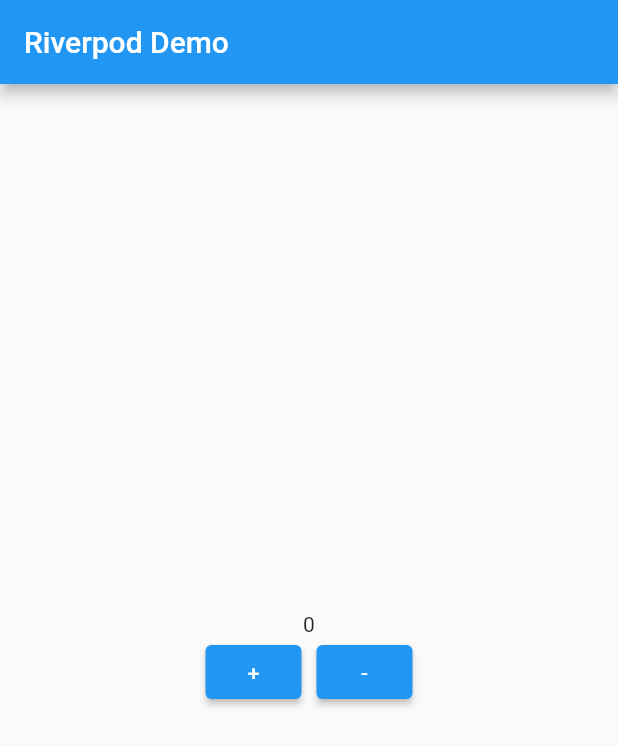
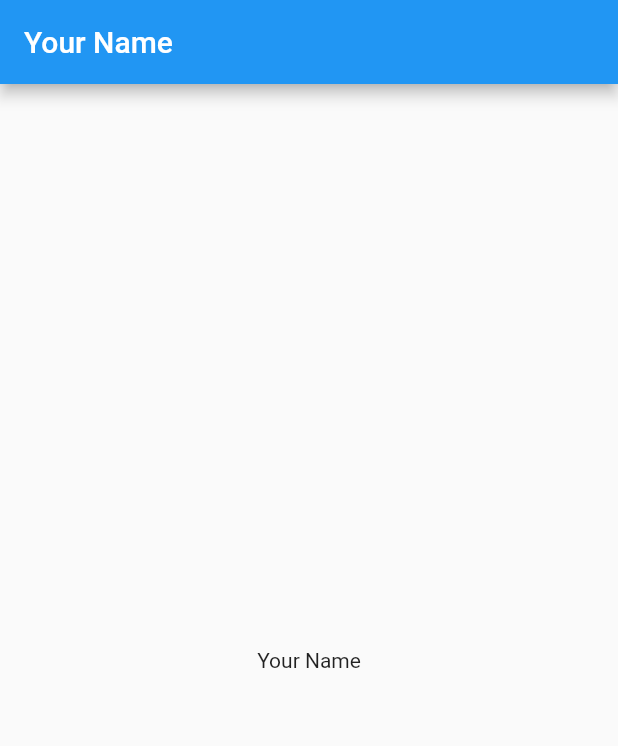
Before and after one commit to bibekbajagain074/statemanagment-riverpod, a Flutter app: the screen it shows after launch, on a phone screen of 412 x 824 dp. Shown: the top 746 px of the screen. Run offline on Flutter 3.47's test engine with Material 2 defaults, Android fonts, the phone set to English and light mode, and no system bars; our stand-ins replace flutter_riverpod.

Commit message:
provider

```diff
--- a/lib/my_provider.dart
+++ b/lib/my_provider.dart
@@ -1,7 +1,5 @@
-
-
 import 'package:flutter_riverpod/flutter_riverpod.dart';
 
-final counter_Provider = StateProvider<int>((ref) {
-  return 0;
+final counter_Provider = Provider<String>((ref) {
+  return "Your Name";
 });
--- a/lib/pages/home_page.dart
+++ b/lib/pages/home_page.dart
@@ -9,42 +9,16 @@
   // int counter = 0;
   @override
   Widget build(BuildContext context, WidgetRef ref) {
-    final counter = ref.watch(counter_Provider);
+    final name = ref.watch(counter_Provider);
+
     return Scaffold(
       appBar: AppBar(
-        title: const Text('Riverpod Demo'),
+        title: Text(name),
       ),
       body: Center(
         child: Column(
-          mainAxisAlignment: MainAxisAlignment.center,
-          children: [
-            Text(
-              counter.toString(),
-            ),
-            Row(
-              mainAxisAlignment: MainAxisAlignment.center,
-              children: [
-                ElevatedButton(
-                    onPressed: () {
-                      ref
-                          .read(counter_Provider.notifier)
-                          .update((state) => state + 1);
-                    },
-                    child: Text("+")),
-                SizedBox(
-                  width: 10,
-                ),
-                ElevatedButton(
-                    onPressed: () {
-                      ref
-                          .read(counter_Provider.notifier)
-                          .update((state) => state - 1);
-                    },
-                    child: Text("-")),
-              ],
-            )
-          ],
-        ),
+            mainAxisAlignment: MainAxisAlignment.center,
+            children: [Text(name)]),
       ),
     );
   }
```
